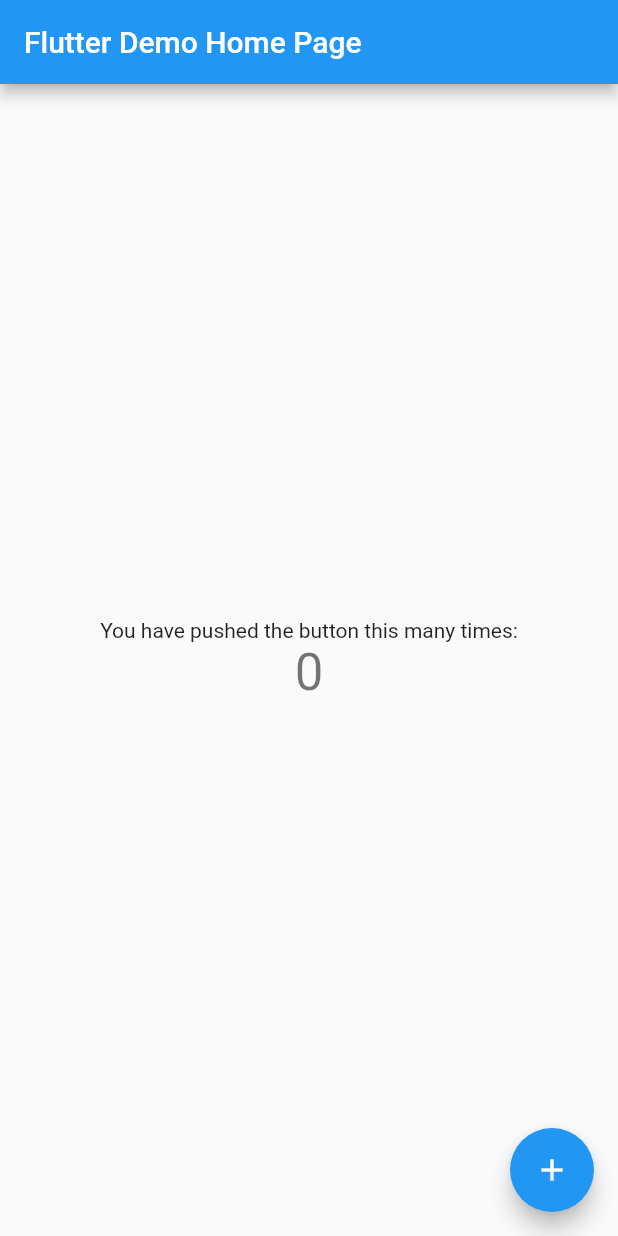
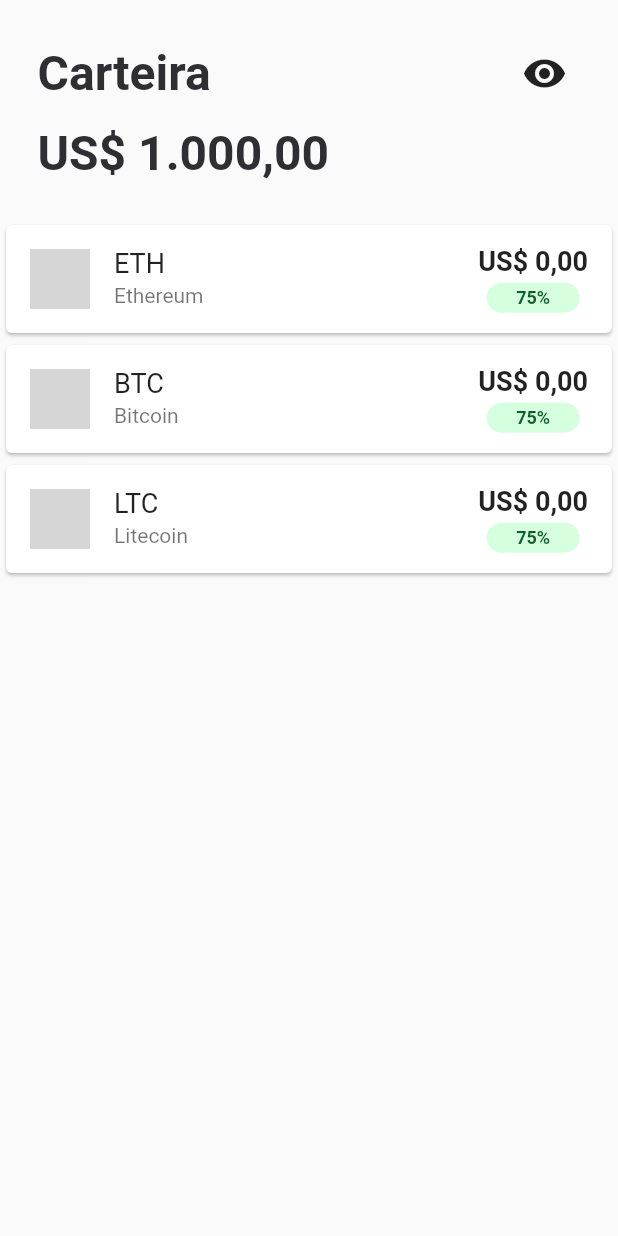
Before and after one commit to carloscasanovad/02-listagem-crypto, a Flutter app: the screen it shows after launch, on a phone screen of 412 x 824 dp. Run offline on Flutter 3.47's test engine with Material 2 defaults, Android fonts, the phone set to English and light mode, and no system bars; Roboto replaces fonts that are missing (Montserrat); grey boxes are pictures that could not be loaded.

Commit message:
feat/EV-739/HomePage: Body & Title

```diff
--- /dev/null
+++ b/lib/constants.dart
@@ -0,0 +1,29 @@
+import 'package:flutter/material.dart';
+
+const List<Map<String, dynamic>> cryptos = [
+  {
+    'shortName': 'ETH',
+    'fullName': 'Ethereum',
+    'cryptoLogo': 'assets/img/eth.jpg',
+    'profitability': 75,
+  },
+  {
+    'shortName': 'BTC',
+    'fullName': 'Bitcoin',
+    'cryptoLogo': 'assets/img/btc.jpg',
+    'profitability': 75,
+  },
+  {
+    'shortName': 'LTC',
+    'fullName': 'Litecoin',
+    'cryptoLogo': 'assets/img/ltc.jpg',
+    'profitability': -0.7,
+  },
+];
+
+const kTitleTextStyle = TextStyle(
+  fontSize: 32,
+  color: Color(0xff2F2F33),
+  fontFamily: 'Montserrat',
+  fontWeight: FontWeight.bold,
+);
--- /dev/null
+++ b/lib/home_page.dart
@@ -0,0 +1,121 @@
+import 'package:flutter/material.dart';
+import 'package:intl/intl.dart';
+
+import 'constants.dart';
+
+class HomePage extends StatefulWidget {
+  const HomePage({Key? key}) : super(key: key);
+
+  @override
+  State<HomePage> createState() => _HomePageState();
+}
+
+class _HomePageState extends State<HomePage> {
+  final currency = NumberFormat("#,##0.00", "pt_BR");
+  double userBalance = 1000;
+
+  @override
+  Widget build(BuildContext context) {
+    return Scaffold(
+      body: SafeArea(
+        child: Column(
+          children: <Widget>[
+            Padding(
+              padding: const EdgeInsets.all(25.0),
+              child: Column(
+                children: [
+                  Row(
+                    mainAxisAlignment: MainAxisAlignment.spaceBetween,
+                    children: [
+                      const Text(
+                        'Carteira',
+                        style: kTitleTextStyle,
+                      ),
+                      IconButton(
+                        onPressed: () {},
+                        icon: const Icon(
+                          Icons.remove_red_eye_rounded,
+                          size: 30,
+                        ),
+                      )
+                    ],
+                  ),
+                  const SizedBox(height: 10),
+                  Row(
+                    children: [
+                      Text(
+                        'US\$ ${currency.format(userBalance)}',
+                        style: kTitleTextStyle,
+                      ),
+                    ],
+                  )
+                ],
+              ),
+            ),
+            Expanded(
+              child: ListView.builder(
+                itemCount: cryptos.length,
+                itemBuilder: (context, index) {
+                  Map<String, dynamic> crypto = cryptos[index];
+                  return Card(
+                    child: ListTile(
+                      title: Text(
+                        '${crypto['shortName']}',
+                        style: const TextStyle(
+                          fontSize: 18,
+                        ),
+                      ),
+                      subtitle: Text(
+                        '${crypto['fullName']}',
+                      ),
+                      leading: CircleAvatar(
+                        backgroundColor: const Color(0x00ffffff),
+                        radius: 20,
+                        backgroundImage: AssetImage('${crypto['cryptoLogo']}'),
+                      ),
+                      trailing: Column(
+                        mainAxisAlignment: MainAxisAlignment.center,
+                        children: <Widget>[
+                          const Text(
+                            'US\$ 0,00',
+                            style: TextStyle(
+                              fontSize: 18,
+                              fontFamily: 'Montserrat',
+                              fontWeight: FontWeight.bold,
+                            ),
+                          ),
+                          const SizedBox(
+                            height: 4,
+                          ),
+                          Container(
+                            width: 62,
+                            height: 20,
+                            decoration: BoxDecoration(
+                              color: const Color(0xFFD6FFDF),
+                              borderRadius: BorderRadius.circular(16),
+                            ),
+                            child: const Align(
+                              alignment: Alignment.center,
+                              child: Text(
+                                '75%',
+                                style: TextStyle(
+                                  fontSize: 12,
+                                  fontWeight: FontWeight.bold,
+                                  color: Color(0xFF0C5F2C),
+                                ),
+                              ),
+                            ),
+                          ),
+                        ],
+                      ),
+                    ),
+                  );
+                },
+              ),
+            )
+          ],
+        ),
+      ),
+    );
+  }
+}
--- a/lib/main.dart
+++ b/lib/main.dart
@@ -1,4 +1,6 @@
 import 'package:flutter/material.dart';
+
+import 'home_page.dart';
 
 void main() {
   runApp(const MyApp());
@@ -7,109 +9,15 @@ void main() {
 class MyApp extends StatelessWidget {
   const MyApp({Key? key}) : super(key: key);
 
-  // This widget is the root of your application.
   @override
   Widget build(BuildContext context) {
     return MaterialApp(
-      title: 'Flutter Demo',
+      title: 'Crypto',
+      debugShowCheckedModeBanner: false,
       theme: ThemeData(
-        // This is the theme of your application.
-        //
-        // Try running your application with "flutter run". You'll see the
-        // application has a blue toolbar. Then, without quitting the app, try
-        // changing the primarySwatch below to Colors.green and then invoke
-        // "hot reload" (press "r" in the console where you ran "flutter run",
-        // or simply save your changes to "hot reload" in a Flutter IDE).
-        // Notice that the counter didn't reset back to zero; the application
-        // is not restarted.
         primarySwatch: Colors.blue,
       ),
-      home: const MyHomePage(title: 'Flutter Demo Home Page'),
+      home: const HomePage(),
     );
   }
 }
-
-class MyHomePage extends StatefulWidget {
-  const MyHomePage({Key? key, required this.title}) : super(key: key);
-
-  // This widget is the home page of your application. It is stateful, meaning
-  // that it has a State object (defined below) that contains fields that affect
-  // how it looks.
-
-  // This class is the configuration for the state. It holds the values (in this
-  // case the title) provided by the parent (in this case the App widget) and
-  // used by the build method of the State. Fields in a Widget subclass are
-  // always marked "final".
-
-  final String title;
-
-  @override
-  State<MyHomePage> createState() => _MyHomePageState();
-}
-
-class _MyHomePageState extends State<MyHomePage> {
-  int _counter = 0;
-
-  void _incrementCounter() {
-    setState(() {
-      // This call to setState tells the Flutter framework that something has
-      // changed in this State, which causes it to rerun the build method below
-      // so that the display can reflect the updated values. If we changed
-      // _counter without calling setState(), then the build method would not be
-      // called again, and so nothing would appear to happen.
-      _counter++;
-    });
-  }
-
-  @override
-  Widget build(BuildContext context) {
-    // This method is rerun every time setState is called, for instance as done
-    // by the _incrementCounter method above.
-    //
-    // The Flutter framework has been optimized to make rerunning build methods
-    // fast, so that you can just rebuild anything that needs updating rather
-    // than having to individually change instances of widgets.
-    return Scaffold(
-      appBar: AppBar(
-        // Here we take the value from the MyHomePage object that was created by
-        // the App.build method, and use it to set our appbar title.
-        title: Text(widget.title),
-      ),
-      body: Center(
-        // Center is a layout widget. It takes a single child and positions it
-        // in the middle of the parent.
-        child: Column(
-          // Column is also a layout widget. It takes a list of children and
-          // arranges them vertically. By default, it sizes itself to fit its
-          // children horizontally, and tries to be as tall as its parent.
-          //
-          // Invoke "debug painting" (press "p" in the console, choose the
-          // "Toggle Debug Paint" action from the Flutter Inspector in Android
-          // Studio, or the "Toggle Debug Paint" command in Visual Studio Code)
-          // to see the wireframe for each widget.
-          //
-          // Column has various properties to control how it sizes itself and
-          // how it positions its children. Here we use mainAxisAlignment to
-          // center the children vertically; the main axis here is the vertical
-          // axis because Columns are vertical (the cross axis would be
-          // horizontal).
-          mainAxisAlignment: MainAxisAlignment.center,
-          children: <Widget>[
-            const Text(
-              'You have pushed the button this many times:',
-            ),
-            Text(
-              '$_counter',
-              style: Theme.of(context).textTheme.headline4,
-            ),
-          ],
-        ),
-      ),
-      floatingActionButton: FloatingActionButton(
-        onPressed: _incrementCounter,
-        tooltip: 'Increment',
-        child: const Icon(Icons.add),
-      ), // This trailing comma makes auto-formatting nicer for build methods.
-    );
-  }
-}
--- a/pubspec.yaml
+++ b/pubspec.yaml
@@ -34,6 +34,7 @@ dependencies:
   # The following adds the Cupertino Icons font to your application.
   # Use with the CupertinoIcons class for iOS style icons.
   cupertino_icons: ^1.0.2
+  intl: ^0.17.0
 
 dev_dependencies:
   flutter_test:
```
Also changed, not shown: pubspec.lock.
